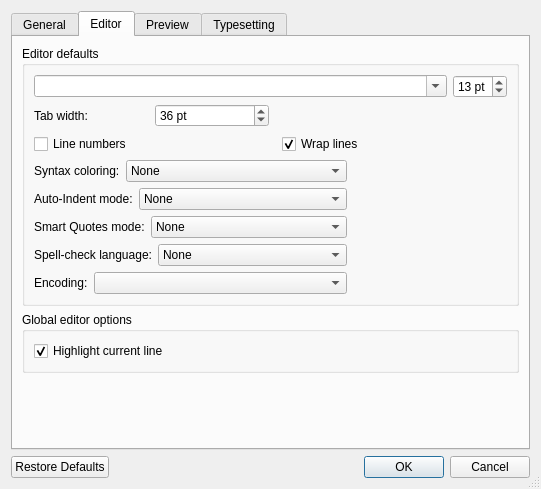
Above: src/PrefsDialog.ui from Sharpie/TeXworks before the change. Below: the same form after it.
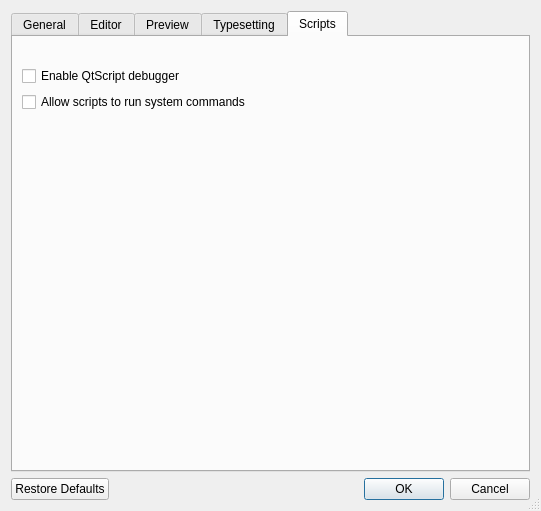
That is the form after the change. Icons and pictures are not drawn.

Commit message: allow scripts to run system commands and access file dialogs

Diff of the .ui file:
```diff
--- a/src/PrefsDialog.ui
+++ b/src/PrefsDialog.ui
@@ -7,7 +7,7 @@
     <x>0</x>
     <y>0</y>
     <width>541</width>
-    <height>489</height>
+    <height>511</height>
    </rect>
   </property>
   <property name="windowTitle">
@@ -23,7 +23,7 @@
    <item row="0" column="0">
     <widget class="QTabWidget" name="tabWidget">
      <property name="currentIndex">
-      <number>1</number>
+      <number>4</number>
      </property>
      <widget class="QWidget" name="tab_general">
       <attribute name="title">
@@ -870,6 +870,56 @@
        </item>
       </layout>
      </widget>
+     <widget class="QWidget" name="tab_scripts">
+      <attribute name="title">
+       <string>Scripts</string>
+      </attribute>
+      <layout class="QVBoxLayout">
+       <item>
+        <spacer>
+         <property name="orientation">
+          <enum>Qt::Vertical</enum>
+         </property>
+         <property name="sizeType">
+          <enum>QSizePolicy::Fixed</enum>
+         </property>
+         <property name="sizeHint" stdset="0">
+          <size>
+           <width>10</width>
+           <height>20</height>
+          </size>
+         </property>
+        </spacer>
+       </item>
+       <item>
+        <widget class="QCheckBox" name="scriptDebugger">
+         <property name="text">
+          <string>Enable QtScript debugger</string>
+         </property>
+        </widget>
+       </item>
+       <item>
+        <widget class="QCheckBox" name="allowSystemCommands">
+         <property name="text">
+          <string>Allow scripts to run system commands</string>
+         </property>
+        </widget>
+       </item>
+       <item>
+        <spacer>
+         <property name="orientation">
+          <enum>Qt::Vertical</enum>
+         </property>
+         <property name="sizeHint" stdset="0">
+          <size>
+           <width>0</width>
+           <height>0</height>
+          </size>
+         </property>
+        </spacer>
+       </item>
+      </layout>
+     </widget>
     </widget>
    </item>
    <item row="1" column="0">
```
Left out of the diff: 2 changed lines with no effect on the pictures. The commit also changes 8 other files.
